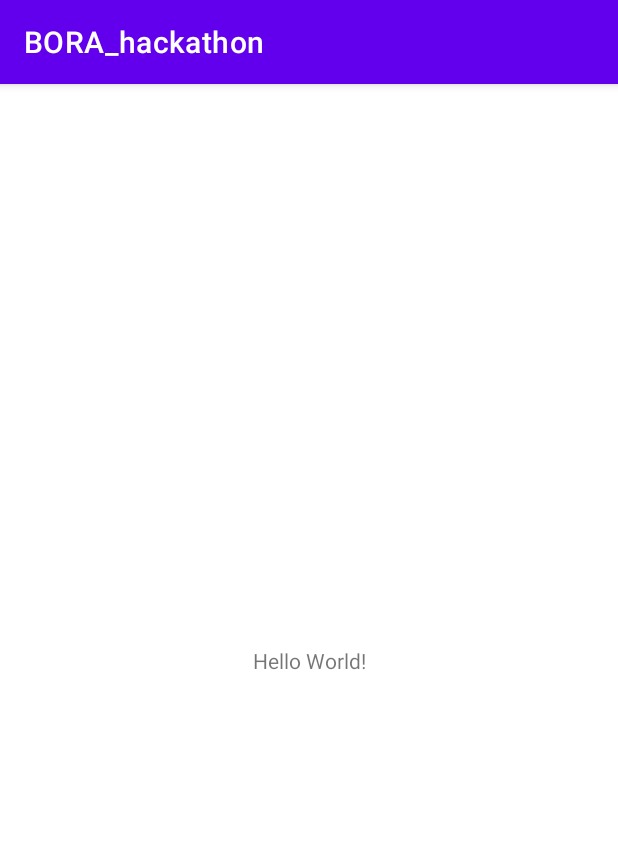
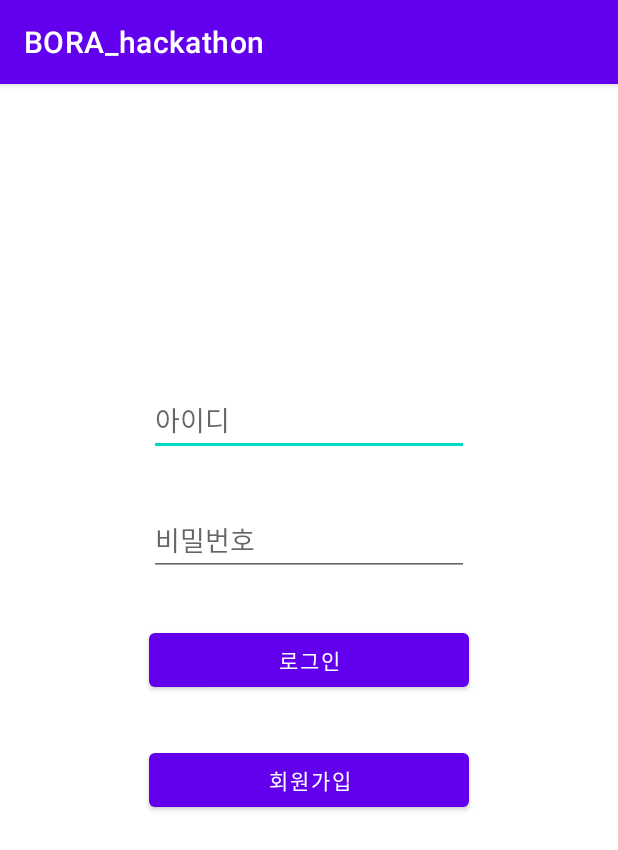
Before and after one commit to kimehhk/hackathon_pre, an Android app: the screen it shows after launch (MainActivity before the commit, LoginActivity after it), on a phone screen of 412 x 824 dp. Shown: the top 850 px of the screen. Run offline under Robolectric (Android 15) with nearby library versions, the phone set to English and light mode, and no system bars; our stand-ins replace Volley.

Commit message:
회원가입, 로그인 기능 구현

```diff
--- a/app/build.gradle
+++ b/app/build.gradle
@@ -33,6 +33,7 @@ dependencies {
     implementation 'androidx.appcompat:appcompat:1.3.0'
     implementation 'com.google.android.material:material:1.4.0'
     implementation 'androidx.constraintlayout:constraintlayout:2.0.4'
+    implementation 'com.android.volley:volley:1.2.0'
     testImplementation 'junit:junit:4.+'
     androidTestImplementation 'androidx.test.ext:junit:1.1.3'
     androidTestImplementation 'androidx.test.espresso:espresso-core:3.4.0'
--- /dev/null
+++ b/app/src/main/java/ddwucom/mobile/bora_hackathon/LoginActivity.java
@@ -0,0 +1,82 @@
+package ddwucom.mobile.bora_hackathon;
+
+import androidx.appcompat.app.AppCompatActivity;
+
+import android.content.Intent;
+import android.os.Bundle;
+import android.view.View;
+import android.widget.Button;
+import android.widget.EditText;
+import android.widget.Toast;
+
+import com.android.volley.RequestQueue;
+import com.android.volley.Response;
+import com.android.volley.toolbox.Volley;
+
+import org.json.JSONException;
+import org.json.JSONObject;
+
+public class LoginActivity extends AppCompatActivity {
+
+    private EditText et_id, et_pass;
+    private Button btn_login, btn_register;
+
+    @Override
+    protected void onCreate(Bundle savedInstanceState) {
+        super.onCreate(savedInstanceState);
+        setContentView(R.layout.activity_login);
+
+        et_id = findViewById(R.id.et_id);
+        et_pass = findViewById(R.id.et_pass);
+        btn_login = findViewById(R.id.btn_login);
+        btn_register = findViewById(R.id.btn_register);
+
+        // 회원가입 버튼을 클릭 시 수행
+        btn_register.setOnClickListener(new View.OnClickListener() {
+            @Override
+            public void onClick(View v) {
+                Intent intent = new Intent(LoginActivity.this, RegisterActivity.class);
+                startActivity(intent);
+            }
+        });
+
+        btn_login.setOnClickListener(new View.OnClickListener() {
+            @Override
+            public void onClick(View v) {
+                // EditText에 현재 입력되어있는 값을 가져옴.
+                String user_id = et_id.getText().toString();
+                String password = et_pass.getText().toString();
+
+                Response.Listener<String> responseListener = new Response.Listener<String>() {
+                    @Override
+                    public void onResponse(String response) {
+                        try {
+                            JSONObject jsonObject = new JSONObject(response);
+                            boolean success = jsonObject.getBoolean("success");
+                            if (success) { //로그인에 성공한 경우
+                                String user_id = jsonObject.getString("user_id");
+                                String password = jsonObject.getString("password");
+                                String name = jsonObject.getString("name");
+
+                                Toast.makeText(getApplicationContext(), "로그인에 성공하였습니다.", Toast.LENGTH_SHORT).show();
+                                Intent intent = new Intent(LoginActivity.this, MainActivity.class);
+                                intent.putExtra("user_id", user_id);
+                                intent.putExtra("password", password);
+                                intent.putExtra("name", name);
+                                startActivity(intent);
+                            } else { // 로그인에 실패한 경우
+                                Toast.makeText(getApplicationContext(), "로그인에 실패하였습니다.", Toast.LENGTH_SHORT).show();
+                                return;
+                            }
+                        } catch (JSONException e) {
+                            e.printStackTrace();
+                        }
+                    }
+                };
+                LoginRequest loginRequest = new LoginRequest(user_id, password, responseListener);
+                RequestQueue queue = Volley.newRequestQueue(LoginActivity.this);
+                queue.add(loginRequest);
+            }
+        });
+    }
+}
--- /dev/null
+++ b/app/src/main/res/layout/activity_login.xml
@@ -0,0 +1,59 @@
+<?xml version="1.0" encoding="utf-8"?>
+<androidx.constraintlayout.widget.ConstraintLayout xmlns:android="http://schemas.android.com/apk/res/android"
+    xmlns:app="http://schemas.android.com/apk/res-auto"
+    xmlns:tools="http://schemas.android.com/tools"
+    android:layout_width="match_parent"
+    android:layout_height="match_parent"
+    tools:context=".LoginActivity">
+
+    <EditText
+        android:id="@+id/et_id"
+        android:layout_width="wrap_content"
+        android:layout_height="wrap_content"
+        android:layout_marginStart="8dp"
+        android:layout_marginLeft="8dp"
+        android:layout_marginTop="200dp"
+        android:layout_marginEnd="8dp"
+        android:layout_marginRight="8dp"
+        android:ems="10"
+        android:hint="아이디"
+        android:inputType="textPersonName"
+        app:layout_constraintEnd_toEndOf="parent"
+        app:layout_constraintStart_toStartOf="parent"
+        app:layout_constraintTop_toTopOf="parent"
+        tools:ignore="TouchTargetSizeCheck" />
+
+    <EditText
+        android:id="@+id/et_pass"
+        android:layout_width="wrap_content"
+        android:layout_height="wrap_content"
+        android:layout_marginTop="32dp"
+        android:ems="10"
+        android:hint="비밀번호"
+        android:inputType="textPersonName"
+        app:layout_constraintEnd_toEndOf="@+id/et_id"
+        app:layout_constraintStart_toStartOf="@+id/et_id"
+        app:layout_constraintTop_toBottomOf="@+id/et_id"
+        tools:ignore="TouchTargetSizeCheck" />
+
+    <Button
+        android:id="@+id/btn_login"
+        android:layout_width="0dp"
+        android:layout_height="wrap_content"
+        android:layout_marginTop="32dp"
+        android:text="로그인"
+        app:layout_constraintEnd_toEndOf="@+id/et_pass"
+        app:layout_constraintStart_toStartOf="@+id/et_pass"
+        app:layout_constraintTop_toBottomOf="@+id/et_pass" />
+
+    <Button
+        android:id="@+id/btn_register"
+        android:layout_width="0dp"
+        android:layout_height="wrap_content"
+        android:layout_marginTop="32dp"
+        android:text="회원가입"
+        app:layout_constraintEnd_toEndOf="@+id/btn_login"
+        app:layout_constraintStart_toStartOf="@+id/btn_login"
+        app:layout_constraintTop_toBottomOf="@+id/btn_login" />
+
+</androidx.constraintlayout.widget.ConstraintLayout>
```
Also changed, not shown: app/src/main/AndroidManifest.xml (+10 -2 lines), app/src/main/java/ddwucom/mobile/bora_hackathon/LoginRequest.java (added, +28 -0 lines), app/src/main/java/ddwucom/mobile/bora_hackathon/MainActivity.java (+17 -0 lines), app/src/main/java/ddwucom/mobile/bora_hackathon/RegisterActivity.java (added, +70 -0 lines), app/src/main/java/ddwucom/mobile/bora_hackathon/RegisterRequest.java (added, +31 -0 lines), app/src/main/res/layout/activity_main.xml (+63 -2 lines), app/src/main/res/layout/activity_register.xml (added, +59 -0 lines).
